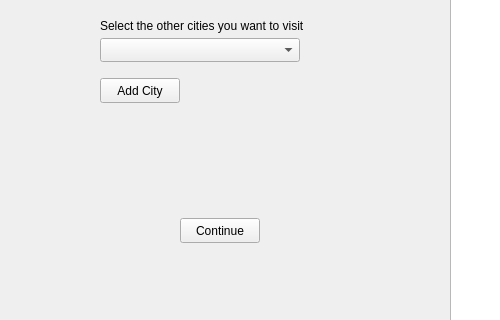
Qt form qt/app/mainwindow.ui (kboniadi/European-Vacation-App) before a commit; both pictures show x 0 to 500 and y 282 to 602 of the 1200 by 800 pixel window.
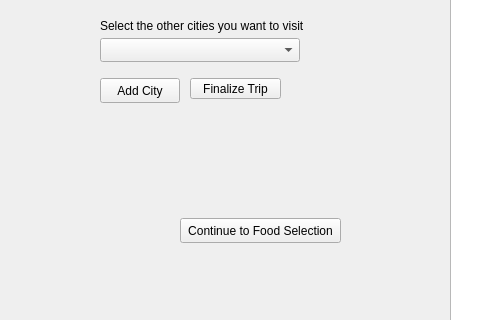
The same form after that commit. The open tabs and pages were chosen to show the change.

What changed in the file:
```diff
--- a/qt/app/mainwindow.ui
+++ b/qt/app/mainwindow.ui
@@ -363,12 +363,12 @@
        <rect>
         <x>180</x>
         <y>500</y>
-        <width>80</width>
+        <width>161</width>
         <height>25</height>
        </rect>
       </property>
       <property name="text">
-       <string>Continue</string>
+       <string>Continue to Food Selection</string>
       </property>
      </widget>
      <widget class="QLabel" name="label_custom_startingCity">
@@ -440,6 +440,19 @@
        </rect>
       </property>
      </widget>
+     <widget class="QPushButton" name="pushButton_custom_finalize">
+      <property name="geometry">
+       <rect>
+        <x>190</x>
+        <y>360</y>
+        <width>91</width>
+        <height>21</height>
+       </rect>
+      </property>
+      <property name="text">
+       <string>Finalize Trip</string>
+      </property>
+     </widget>
     </widget>
     <widget class="QWidget" name="page_purchase">
      <widget class="QLabel" name="label_purchase_title">
```
Left out of the diff: 2 changed lines with no effect on the pictures.
